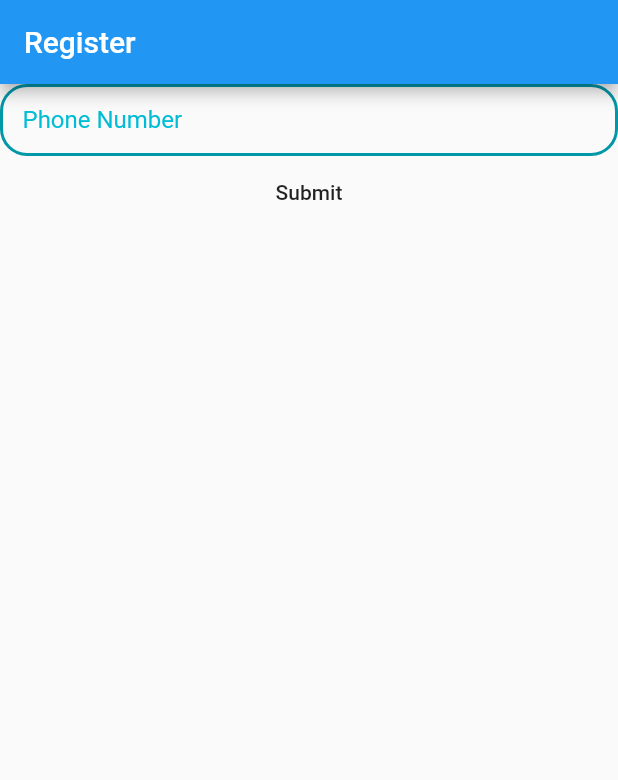
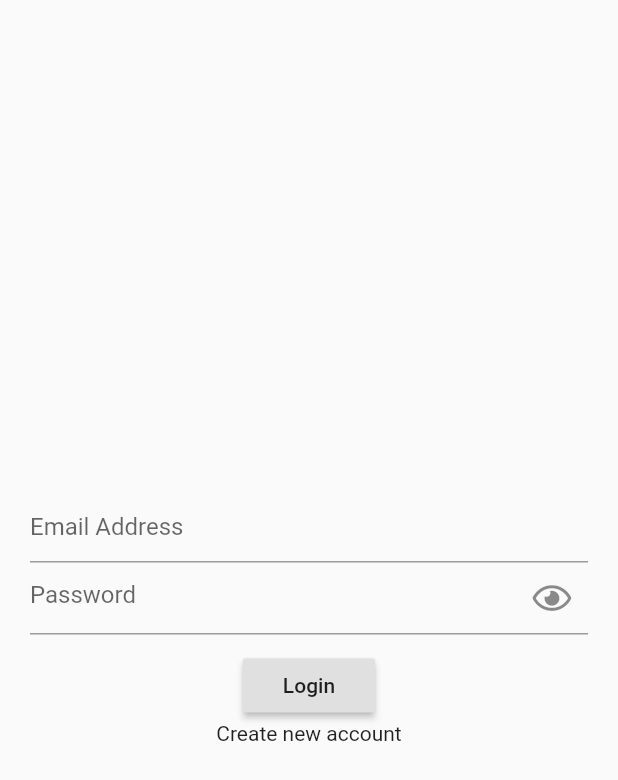
Before and after one commit to saranraj18/Hunt-Hunger, a Flutter app: the screen it shows after launch, on a phone screen of 412 x 824 dp. Shown: the top 780 px of the screen. Run offline on Flutter 3.47's test engine with Material 2 defaults, Android fonts, the light colour scheme and no system bars; our stand-ins replace cloud_firestore, firebase_auth, firebase_core, font_awesome_flutter; accounts and stored records are empty.

Commit message:
email auth

```diff
--- a/lib/loginPage.dart
+++ /dev/null
@@ -1,35 +0,0 @@
-import 'package:flutter/material.dart';
-import 'package:hackinutu/OTP.dart';
-import 'package:hackinutu/styles/textformfield.dart';
-
-class LoginScreen extends StatefulWidget {
-  @override
-  _LoginScreenState createState() => _LoginScreenState();
-}
-
-class _LoginScreenState extends State<LoginScreen> {
-  String _phone;
-  @override
-  Widget build(BuildContext context) {
-    return Scaffold(
-        appBar: AppBar(
-          title: Text('Register'),
-        ),
-        body: Column(
-          children: [
-            TextField(
-              decoration: form.copyWith(hintText: 'Phone Number'),
-              onChanged: (value) => _phone = value,
-            ),
-            FlatButton(
-              onPressed: () => Navigator.of(context).push(
-                MaterialPageRoute(
-                  builder: (context) => OTP(_phone),
-                ),
-              ),
-              child: Text('Submit'),
-            )
-          ],
-        ));
-  }
-}
--- a/lib/main.dart
+++ b/lib/main.dart
@@ -1,16 +1,16 @@
 import 'package:firebase_auth/firebase_auth.dart';
 import 'package:flutter/material.dart';
-import 'package:hackinutu/HomePage.dart';
-import 'package:hackinutu/loginPage.dart';
 import 'package:firebase_core/firebase_core.dart';
+import 'package:hackinutu/pages/HomePage.dart';
+import 'package:hackinutu/pages/Login.dart';
 
 void main() async {
   WidgetsFlutterBinding.ensureInitialized();
   await Firebase.initializeApp();
-  runApp(Police());
+  runApp(Food());
 }
 
-class Police extends StatelessWidget {
+class Food extends StatelessWidget {
   @override
   Widget build(BuildContext context) {
     return MaterialApp(
@@ -20,7 +20,7 @@ class Police extends StatelessWidget {
           if (snapshot.hasData) {
             return HomeScreen();
           }
-          return LoginScreen();
+          return Login();
         },
       ),
     );
--- /dev/null
+++ b/lib/pages/Login.dart
@@ -0,0 +1,122 @@
+import 'package:cloud_firestore/cloud_firestore.dart';
+import 'package:firebase_auth/firebase_auth.dart';
+import 'package:flutter/material.dart';
+import 'package:flutter/services.dart';
+import 'package:font_awesome_flutter/font_awesome_flutter.dart';
+import 'package:hackinutu/pages/SignUp.dart';
+
+class Login extends StatefulWidget {
+  @override
+  _LoginState createState() => _LoginState();
+}
+
+class _LoginState extends State<Login> {
+  final _formKey = GlobalKey<FormState>();
+
+  final auth = FirebaseAuth.instance;
+  final store = FirebaseFirestore.instance;
+
+  String email, password;
+  bool hidePass = true;
+
+  @override
+  Widget build(BuildContext context) {
+    return Scaffold(
+      body: Center(
+        child: Container(
+          padding: EdgeInsets.all(20),
+          child: SingleChildScrollView(
+            child: Form(
+              key: _formKey,
+              child: Column(
+                mainAxisSize: MainAxisSize.min,
+                mainAxisAlignment: MainAxisAlignment.center,
+                children: [
+                  TextFormField(
+                    validator: (value) {
+                      if (value.isEmpty || !value.contains('@')) {
+                        return 'Please enter a valid email address';
+                      }
+                      return null;
+                    },
+                    decoration: InputDecoration(
+                      hintText: 'Email Address',
+                    ),
+                    onChanged: (value) {
+                      email = value.trim();
+                    },
+                  ),
+                  TextFormField(
+                    validator: (value) {
+                      if (value.isEmpty || value.length < 7) {
+                        return 'Password should be atleast 7 characters';
+                      }
+                      return null;
+                    },
+                    decoration: InputDecoration(
+                      hintText: 'Password',
+                      suffixIcon: IconButton(
+                        iconSize: 23,
+                        icon: hidePass
+                            ? FaIcon(FontAwesomeIcons.eye)
+                            : FaIcon(FontAwesomeIcons.eyeSlash),
+                        onPressed: () {
+                          setState(() {
+                            hidePass = !hidePass;
+                          });
+                        },
+                      ),
+                    ),
+                    onChanged: (value) {
+                      password = value.trim();
+                    },
+                    obscureText: hidePass ? true : false,
+                  ),
+                  SizedBox(
+                    height: 10,
+                  ),
+                  RaisedButton(
+                    child: Text('Login'),
+                    onPressed: () {
+                      FocusScope.of(context).unfocus();
+                      if (_formKey.currentState.validate()) {
+                        try {
+                          auth.signInWithEmailAndPassword(
+                              email: email, password: password);
+                        } catch (e) {
+                          print(e);
+                          var message =
+                              'An error occured, please check your credentials!';
+
+                          if (e.message != null) {
+                            message = e.message;
+                          }
+
+                          Scaffold.of(context).showSnackBar(
+                            SnackBar(
+                              content: Text(message),
+                            ),
+                          );
+                        }
+                      }
+                    },
+                  ),
+                  InkWell(
+                    child: Text('Create new account'),
+                    onTap: () => Navigator.pushReplacement(
+                      context,
+                      MaterialPageRoute(
+                        builder: (context) => SignUp(),
+                      ),
+                    ),
+                  ),
+                ],
+              ),
+            ),
+          ),
+        ),
+      ),
+    );
+    ;
+  }
+}
--- a/lib/styles/textformfield.dart
+++ b/lib/styles/Fields.dart
@@ -1,7 +1,7 @@
 import 'package:flutter/material.dart';
 import 'package:hackinutu/styles/color.dart';
 
-const form = InputDecoration(
+const deco = InputDecoration(
   hintStyle: TextStyle(color: Colors.cyan),
   enabledBorder: OutlineInputBorder(
     borderRadius: BorderRadius.all(
--- a/pubspec.yaml
+++ b/pubspec.yaml
@@ -15,8 +15,9 @@ dependencies:
   cupertino_icons: ^0.1.3
   firebase_auth:
   firebase_core:
+  cloud_firestore:
   url_launcher:
-  otp_text_field:
+  font_awesome_flutter: ^8.10.0
 
 dev_dependencies:
   flutter_test:
```
Also changed, not shown: lib/HomePage.dart (deleted, +0 -39 lines), lib/OTP.dart (deleted, +0 -110 lines), lib/pages/HomePage.dart (added, +65 -0 lines), lib/pages/SignUp.dart (added, +130 -0 lines), pubspec.lock, 2 other files.
